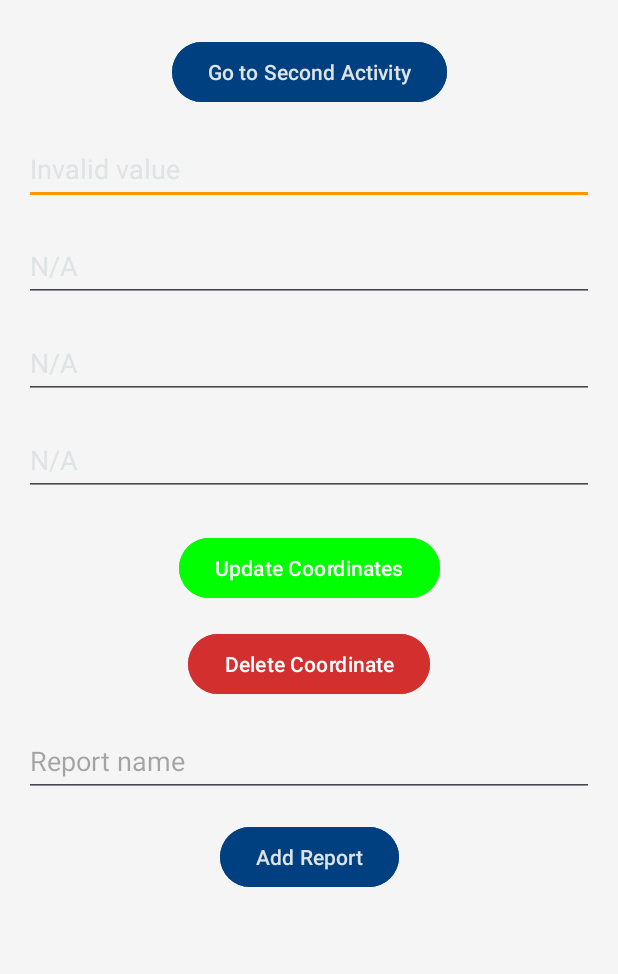
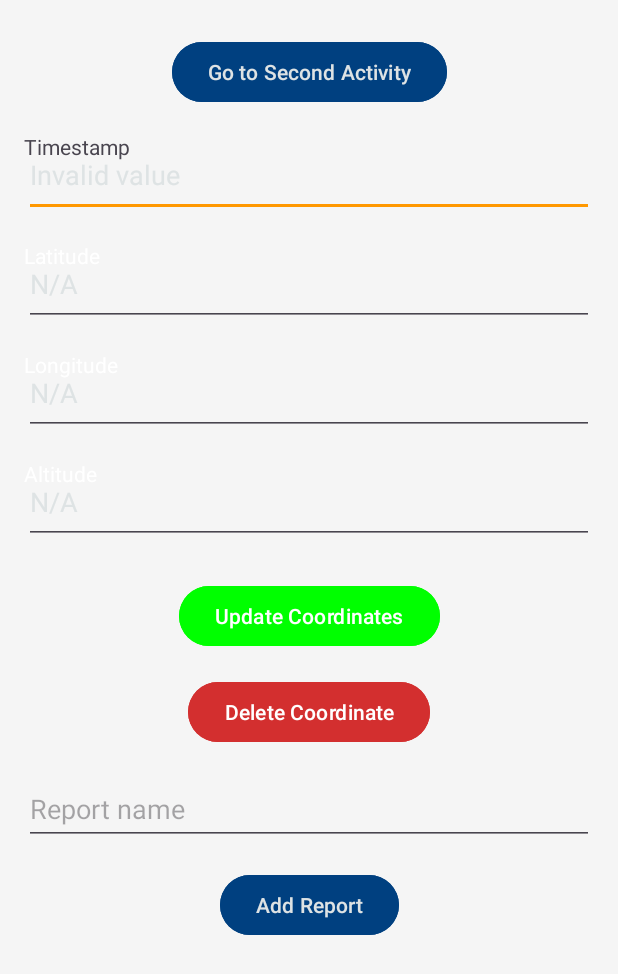
Before and after one commit to kliniik/MAD_Kotlin, an Android app: the ThirdActivity screen opened directly, with no data from a screen before it, on a phone screen of 412 x 824 dp. Shown: the top 974 px of the screen. Run offline under Robolectric (Android 15) with nearby library versions, the phone set to English and light mode, and no system bars; our stand-ins replace Firebase (no records; nobody signed in at launch, a user with empty details on screens opened directly); network calls fail.

Commit message:
minor UI changes

```diff
--- a/app/build.gradle.kts
+++ b/app/build.gradle.kts
@@ -87,8 +87,8 @@ dependencies {
     implementation("com.google.android.gms:play-services-auth:20.7.0")
     implementation("com.firebaseui:firebase-ui-auth:8.0.2") // UI para login
 
-    // 🔥 Firebase Realtime Database
-    implementation("com.google.firebase:firebase-database-ktx:20.3.0")
+    // Firebase Realtime Database
+    implementation(libs.firebase.database.ktx)
 }
 
 // Aplicar Google Services
--- a/app/src/main/java/es/upm/btb/madproject/ThirdActivity.kt
+++ b/app/src/main/java/es/upm/btb/madproject/ThirdActivity.kt
@@ -104,10 +104,12 @@ class ThirdActivity : AppCompatActivity() {
             if (reportText.isNotEmpty() && userId != null) {
                 val report = mapOf(
                     "userId" to userId,
-                    "timestamp" to (timestamp ?: 0L) as Any,  // Explicit cast to Any
+                    "userName" to (user.displayName ?: "Anonymous"),
+                    "timestamp" to (timestamp ?: 0L) as Any,
                     "report" to reportText,
-                    "latitude" to (latitude?.toDoubleOrNull() ?: 0.0) as Any,  // Explicit cast
-                    "longitude" to (longitude?.toDoubleOrNull() ?: 0.0) as Any  // Explicit cast
+                    "latitude" to (latitude?.toDoubleOrNull() ?: 0.0) as Any,
+                    "longitude" to (longitude?.toDoubleOrNull() ?: 0.0) as Any,
+                    "altitude" to (altitude?.toDoubleOrNull() ?: 0.0) as Any
                 )
                 Log.d("ReportData", "Report Text: $reportText, User ID: $userId, Timestamp: $timestamp, Lat: $latitude, Lon: $longitude")
                 addReportToDatabase(report)
@@ -207,7 +209,7 @@ class ThirdActivity : AppCompatActivity() {
     private fun addReportToDatabase(report: Map<String, Any>) {
         val databaseReference = FirebaseDatabase.getInstance().reference
 
-        // Prüfen, ob "hotspots" existiert
+        // Check, if "hotspots" exists
         databaseReference.child("hotspots").get().addOnSuccessListener { snapshot ->
             if (!snapshot.exists()) {
                 Log.w("Firebase", "Path 'hotspots' does not exist, creating it now.")
--- a/app/src/main/res/layout/activity_third.xml
+++ b/app/src/main/res/layout/activity_third.xml
@@ -21,50 +21,104 @@
         app:layout_constraintEnd_toEndOf="parent"
         android:layout_marginTop="24dp"/>
 
-    <!-- EditText fields for editing coordinates -->
+    <!-- Timestamp Label -->
+    <TextView
+        android:id="@+id/timestampLabel"
+        android:layout_width="wrap_content"
+        android:layout_height="wrap_content"
+        android:text="Timestamp"
+        android:textSize="14sp"
+        app:layout_constraintTop_toBottomOf="@+id/buttonToSecond"
+        app:layout_constraintStart_toStartOf="parent"
+        android:layout_marginStart="16dp"
+        android:layout_marginTop="16dp"/>
+
+    <!-- Timestamp Input -->
     <EditText
         android:id="@+id/etTimestamp"
         android:layout_width="0dp"
         android:layout_height="wrap_content"
         android:hint="Timestamp"
         android:minHeight="48dp"
-        android:paddingVertical="12dp"
+        android:paddingVertical="16dp"
         app:layout_constraintTop_toBottomOf="@id/buttonToSecond"
         android:layout_margin="16dp"
         app:layout_constraintStart_toStartOf="parent"
         app:layout_constraintEnd_toEndOf="parent"/>
 
+    <!-- Latitude Label -->
+    <TextView
+        android:id="@+id/latitudeLabel"
+        android:layout_width="wrap_content"
+        android:layout_height="wrap_content"
+        android:text="Latitude"
+        android:textSize="14sp"
+        android:textColor="@android:color/white"
+        app:layout_constraintTop_toBottomOf="@id/etTimestamp"
+        app:layout_constraintStart_toStartOf="parent"
+        android:layout_marginStart="16dp"
+        android:layout_marginTop="16dp"/>
+
+    <!-- Latitude Input -->
     <EditText
         android:id="@+id/etLatitude"
         android:layout_width="0dp"
         android:layout_height="wrap_content"
         android:hint="Latitude"
         android:minHeight="48dp"
-        android:paddingVertical="12dp"
+        android:paddingVertical="16dp"
         android:layout_margin="16dp"
         app:layout_constraintTop_toBottomOf="@id/etTimestamp"
         app:layout_constraintStart_toStartOf="parent"
         app:layout_constraintEnd_toEndOf="parent"/>
 
+    <!-- Longitude Label -->
+    <TextView
+        android:id="@+id/longitudeLabel"
+        android:layout_width="wrap_content"
+        android:layout_height="wrap_content"
+        android:text="Longitude"
+        android:textSize="14sp"
+        android:textColor="@android:color/white"
+        app:layout_constraintTop_toBottomOf="@id/etLatitude"
+        app:layout_constraintStart_toStartOf="parent"
+        android:layout_marginStart="16dp"
+        android:layout_marginTop="16dp"/>
+
+    <!-- Longitude Input -->
     <EditText
         android:id="@+id/etLongitude"
         android:layout_width="0dp"
         android:layout_height="wrap_content"
         android:hint="Longitude"
         android:minHeight="48dp"
-        android:paddingVertical="12dp"
+        android:paddingVertical="16dp"
         android:layout_margin="16dp"
         app:layout_constraintTop_toBottomOf="@id/etLatitude"
         app:layout_constraintStart_toStartOf="parent"
         app:layout_constraintEnd_toEndOf="parent"/>
 
+    <!-- Altitude Label -->
+    <TextView
+        android:id="@+id/altitudeLabel"
+        android:layout_width="wrap_content"
+        android:layout_height="wrap_content"
+        android:text="Altitude"
+        android:textSize="14sp"
+        android:textColor="@android:color/white"
+        app:layout_constraintTop_toBottomOf="@id/etLongitude"
+        app:layout_constraintStart_toStartOf="parent"
+        android:layout_marginStart="16dp"
+        android:layout_marginTop="16dp"/>
+
+    <!-- Altitude Input -->
     <EditText
         android:id="@+id/etAltitude"
         android:layout_width="0dp"
         android:layout_height="wrap_content"
         android:hint="Altitude"
         android:minHeight="48dp"
-        android:paddingVertical="12dp"
+        android:paddingVertical="16dp"
         android:layout_margin="16dp"
         app:layout_constraintTop_toBottomOf="@id/etLongitude"
         app:layout_constraintStart_toStartOf="parent"
@@ -101,6 +155,7 @@
         android:layout_width="0dp"
         android:layout_height="wrap_content"
         android:hint="Report name"
+        android:inputType="text"
         android:minHeight="48dp"
         android:paddingVertical="12dp"
         android:layout_margin="16dp"
--- a/gradle/libs.versions.toml
+++ b/gradle/libs.versions.toml
@@ -1,6 +1,7 @@
 [versions]
 agp = "8.8.0"
 drawerlayout = "1.2.0"
+firebaseDatabaseKtx = "21.0.0"
 glide = "4.15.1"
 kotlin = "2.0.0"
 coreKtx = "1.10.1"
@@ -27,6 +28,7 @@ androidx-room-ktx = { module = "androidx.room:room-ktx", version.ref = "roomRunt
 androidx-room-runtime = { module = "androidx.room:room-runtime", version.ref = "roomRuntime" }
 compiler = { module = "com.github.bumptech.glide:compiler", version.ref = "glide" }
 converter-gson = { module = "com.squareup.retrofit2:converter-gson", version.ref = "retrofit" }
+firebase-database-ktx = { module = "com.google.firebase:firebase-database-ktx", version.ref = "firebaseDatabaseKtx" }
 glide = { module = "com.github.bumptech.glide:glide", version.ref = "glide" }
 junit = { group = "junit", name = "junit", version.ref = "junit" }
 androidx-junit = { group = "androidx.test.ext", name = "junit", version.ref = "junitVersion" }
```
